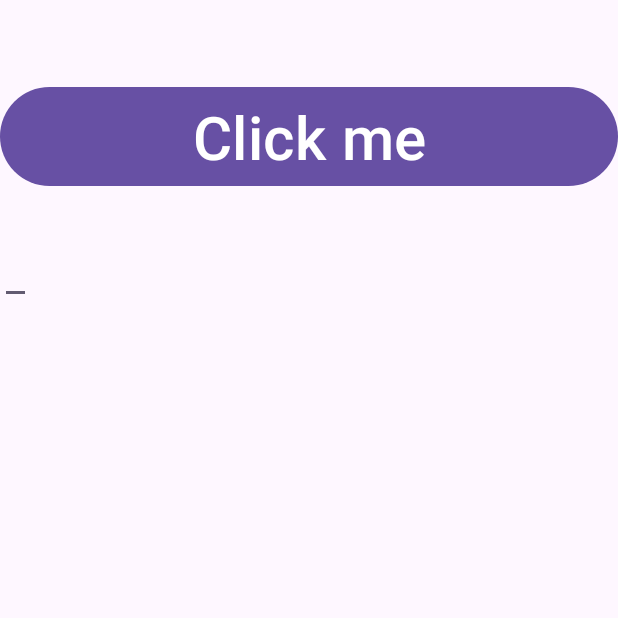
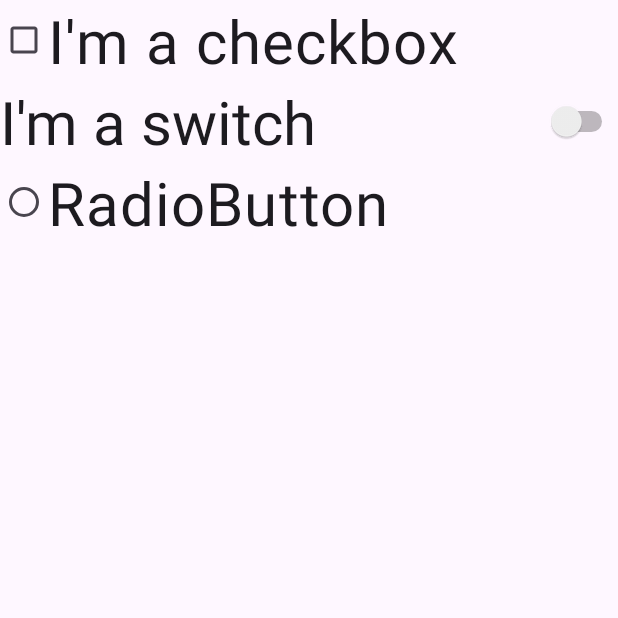
Before and after one commit to etorunski/InClassExamples_F23, an Android app: the screen it shows after launch (MainActivity), on a phone screen of 412 x 824 dp, the top half of it. Run offline under Robolectric (Android 15) with nearby library versions, the phone set to English and light mode, and no system bars.

Commit message:
added CompoundButtons

```diff
--- a/app/src/main/java/algonquin/cst2335/inclassexamples_f23/data/MainViewModel.java
+++ b/app/src/main/java/algonquin/cst2335/inclassexamples_f23/data/MainViewModel.java
@@ -8,4 +8,5 @@ public class MainViewModel extends ViewModel {
 
     //observe this object:
     public MutableLiveData<String> userString = new MutableLiveData("");
+    public MutableLiveData<Boolean> onOrOff = new MutableLiveData<>(false);
 }
--- a/app/src/main/java/algonquin/cst2335/inclassexamples_f23/ui/MainActivity.java
+++ b/app/src/main/java/algonquin/cst2335/inclassexamples_f23/ui/MainActivity.java
@@ -7,7 +7,11 @@ import androidx.lifecycle.ViewModelProvider;
 import android.os.Bundle;
 import android.view.View;
 import android.widget.Button;
+import android.widget.CheckBox;
+import android.widget.CompoundButton;
 import android.widget.EditText;
+import android.widget.RadioButton;
+import android.widget.Switch;
 import android.widget.TextView;
 
 import algonquin.cst2335.inclassexamples_f23.R;
@@ -32,25 +36,24 @@ public class MainActivity extends AppCompatActivity {
 
 
 
-        TextView tv =binding.myTextView; //same as getElementById() in HTML
-        Button b =  binding.myButton; //must not be null
-        EditText et =binding.myEditText;
+        CheckBox cb =binding.myCheckbox; //same as getElementById() in HTML
+        Switch sw =  binding.mySwitch; //must not be null
+        RadioButton et =binding.myRadioButton;
+                                        //what was clicked,  onOrOff
+        cb.setOnCheckedChangeListener( (buttonView, isChecked) ->{
+            viewModel.onOrOff.postValue( isChecked );
+        });
+        sw.setOnCheckedChangeListener( (btn, onOrOff) -> {
+            viewModel.onOrOff.postValue( onOrOff );
+        });
+        et.setOnCheckedChangeListener( (btn, onOrOff) -> {
+            viewModel.onOrOff.postValue( onOrOff );
+        });
 
-        //this will be called when the value changes:
-        viewModel.userString.observe(this, new Observer<String>() {
-            @Override
-            public void onChanged(String s) {
-                tv.setText(s);
-            }
-        });
-        et.setText( viewModel.userString.getValue() );
-        //OnClickListener     //anonymnous class
-        b.setOnClickListener(v -> {
-            //only run when you click the button
-
-            String string = et.getText().toString(); //read what the user typed
-            viewModel.userString.postValue( string ); //set the value, and notify observers
-            b.setText("You clicked the button");
+        viewModel.onOrOff.observe(this, newBool -> {
+            cb.setChecked(newBool);
+            sw.setChecked(newBool);
+            et.setChecked(newBool);
         });
     }
 }
--- a/app/src/main/res/layout/activity_main.xml
+++ b/app/src/main/res/layout/activity_main.xml
@@ -14,26 +14,26 @@
     <!-- 3 - values -->
 
 
-    <TextView android:id="@+id/myTextView"
+    <CheckBox android:id="@+id/myCheckbox"
         android:textSize="40dp"
         android:layout_width="wrap_content"
         android:layout_height="wrap_content"
-        android:text="@string/hello"
+        android:text="I'm a checkbox"
        />
-    <Button
+    <Switch
 
         android:textSize="40dp"
-        android:id="@+id/myButton"
+        android:id="@+id/mySwitch"
         android:layout_width="match_parent"
         android:layout_height="wrap_content"
-        android:text="Click me"
+        android:text="I'm a switch"
         />
-    <EditText
+    <RadioButton
 
         android:textSize="40dp"
-        android:id="@+id/myEditText"
+        android:id="@+id/myRadioButton"
         android:layout_width="wrap_content"
         android:layout_height="wrap_content"
-        android:text="@string/editMessage"
+        android:text="RadioButton"
         />
 </LinearLayout>
```
